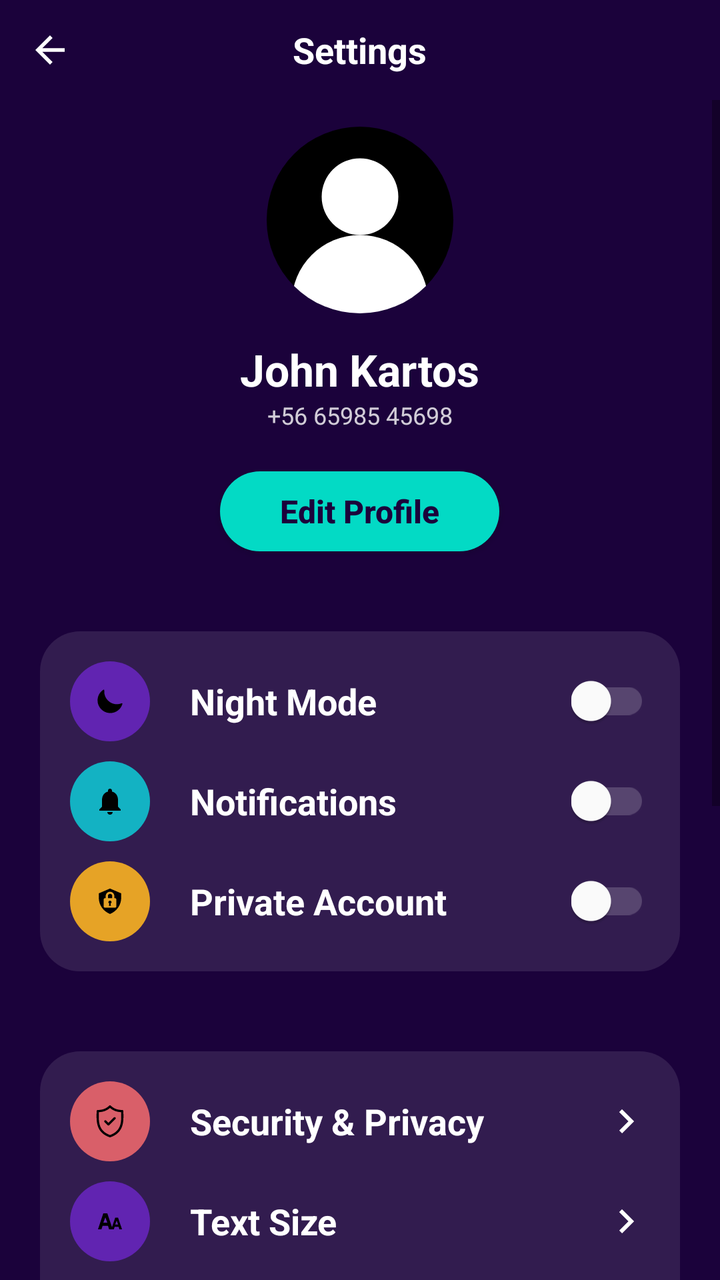
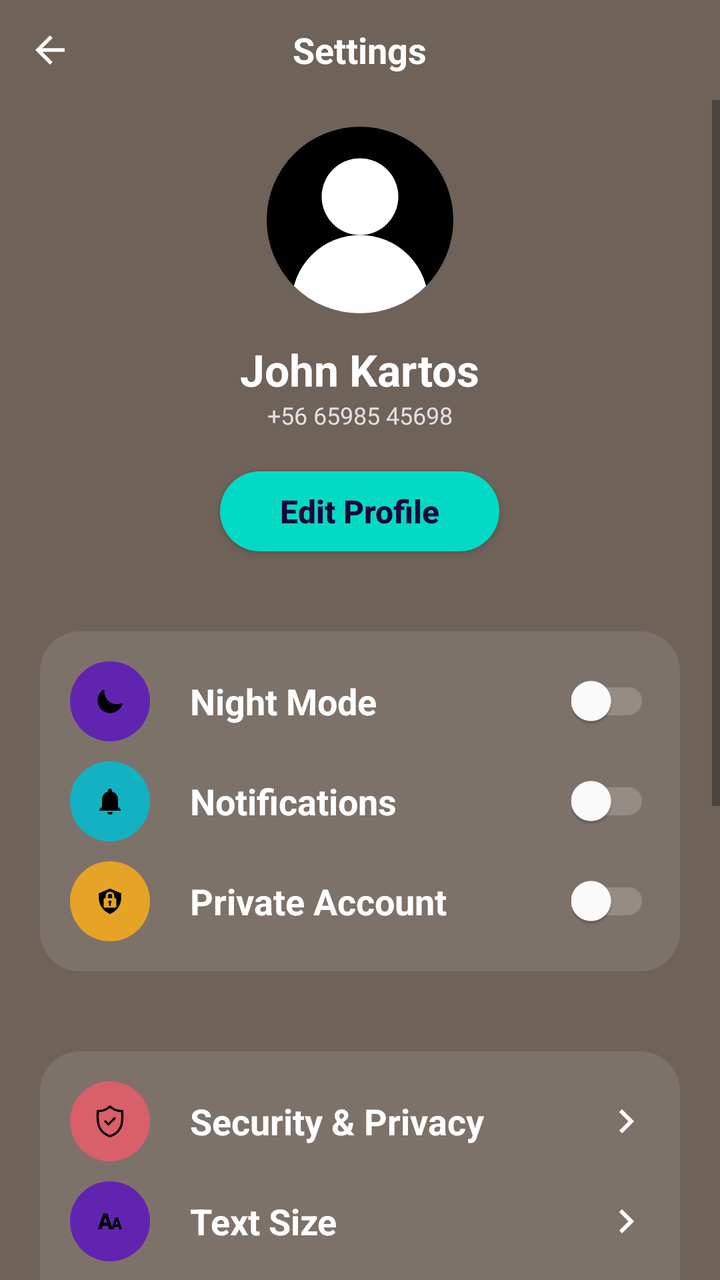

The first picture is an Android layout as it rendered before a commit; the second is the same layout after the commit. The layout source and the unified diff follow.
<!-- AndroidManifest.xml: application theme Theme.AndroidExample -->
<!-- res/layout/activity_settings.xml -->
<?xml version="1.0" encoding="utf-8"?>
<LinearLayout
    xmlns:android="http://schemas.android.com/apk/res/android"
    xmlns:app="http://schemas.android.com/apk/res-auto"
    xmlns:tools="http://schemas.android.com/tools"
    android:layout_width="match_parent"
    android:layout_height="match_parent"
    android:background="@color/primary"
    android:orientation="vertical"
    tools:context=".SettingsActivity">
    
    <RelativeLayout
        android:layout_width="match_parent"
        android:layout_height="wrap_content">
        
        <ImageView
            android:layout_width="50dp"
            android:layout_height="50dp"
            android:src="@drawable/back_btn"
            android:padding="14dp"/>
        
        <TextView
            android:layout_width="wrap_content"
            android:layout_height="wrap_content"
            android:text="Settings"
            android:layout_centerInParent="true"
            android:textColor="#FFFFFF"
            android:textStyle="bold"
            android:textSize="18sp"/>
    </RelativeLayout>

    <ScrollView
        android:layout_width="match_parent"
        android:layout_height="wrap_content">
        
        <LinearLayout
            android:layout_width="match_parent"
            android:layout_height="wrap_content"
            android:orientation="vertical">

            <ImageView
                android:layout_width="100dp"
                android:layout_height="100dp"
                android:layout_gravity="center"
                android:layout_marginTop="10dp"
                android:src="@drawable/profile_icon" />

            <TextView
                android:layout_width="wrap_content"
                android:layout_height="wrap_content"
                android:layout_gravity="center"
                android:layout_marginTop="10dp"
                android:text="John Kartos"
                android:textColor="#FFFFFF"
                android:textSize="22sp"
                android:textStyle="bold"/>

            <TextView
                android:layout_width="wrap_content"
                android:layout_height="wrap_content"
                android:text="+56 65985 45698"
                android:textColor="#CCFFFFFF"
                android:textSize="12sp"
                android:layout_gravity="center"/>

            <androidx.appcompat.widget.AppCompatButton
                android:layout_width="wrap_content"
                android:layout_height="40dp"
                android:layout_marginTop="20dp"
                android:paddingStart="30dp"
                android:layout_gravity="center"
                android:background="@drawable/round_back_secondary_100"
                android:text="Edit Profile"
                android:textAllCaps="false"
                android:textColor="@color/primary"
                android:paddingEnd="30dp"
                android:textSize="16dp"
                android:textStyle="bold"
                android:textAlignment="center"
                />

            <LinearLayout
                android:background="@drawable/round_back_white10_20"
                android:layout_width="match_parent"
                android:layout_height="wrap_content"
                android:layout_marginStart="20dp"
                android:layout_marginEnd="20dp"
                android:layout_marginTop="40dp"
                android:orientation="vertical"
                android:padding="15dp">

                
                <RelativeLayout
                    android:layout_width="match_parent"
                    android:layout_height="wrap_content">

                    <ImageView
                        android:layout_width="40dp"
                        android:id="@+id/nightModeIcon"
                        android:layout_height="40dp"
                        android:src="@drawable/night_mode_icon"
                        android:background="@drawable/round_back_night_mode"
                        android:padding="12dp" />

                    <TextView
                        android:id="@+id/textView"
                        android:layout_width="wrap_content"
                        android:layout_height="wrap_content"
                        android:layout_centerVertical="true"
                        android:layout_marginStart="20dp"
                        android:layout_toEndOf="@+id/nightModeIcon"
                        android:text="Night Mode"
                        android:textColor="#FFFFFF"
                        android:textSize="18sp"
                        android:textStyle="bold" />

                    <androidx.appcompat.widget.SwitchCompat
                        android:layout_width="wrap_content"
                        android:layout_height="wrap_content"
                        android:layout_alignParentEnd="true"
                        android:layout_centerVertical="true"
                        android:switchMinWidth="50dp"
                        android:theme="@style/nightModeSwitch" />


                </RelativeLayout>

                
                <RelativeLayout
                    android:layout_marginTop="10dp"
                    android:layout_width="match_parent"
                    android:layout_height="wrap_content">

                    <ImageView
                        android:layout_width="40dp"
                        android:id="@+id/notificationIcon"
                        android:layout_height="40dp"
                        android:src="@drawable/notification_icon"
                        android:background="@drawable/round_back_notifications"
                        android:padding="12dp" />

                    <TextView
                        android:layout_width="wrap_content"
                        android:layout_height="wrap_content"
                        android:layout_centerVertical="true"
                        android:layout_marginStart="20dp"
                        android:layout_toEndOf="@+id/notificationIcon"
                        android:text="Notifications"
                        android:textColor="#FFFFFF"
                        android:textSize="18sp"
                        android:textStyle="bold" />

                    <androidx.appcompat.widget.SwitchCompat
                        android:layout_width="wrap_content"
                        android:layout_height="wrap_content"
                        android:layout_alignParentEnd="true"
                        android:layout_centerVertical="true"
                        android:switchMinWidth="50dp"
                        android:theme="@style/notificationsSwitch"/>


                </RelativeLayout>

                
                <RelativeLayout
                    android:layout_marginTop="10dp"
                    android:layout_width="match_parent"
                    android:layout_height="wrap_content">

                    <ImageView
                        android:layout_width="40dp"
                        android:id="@+id/privateAccountIcon"
                        android:layout_height="40dp"
                        android:src="@drawable/privacy_icon"
                        android:background="@drawable/round_back_private_account"
                        android:padding="12dp" />

                    <TextView
                        android:layout_width="wrap_content"
                        android:layout_height="wrap_content"
                        android:layout_centerVertical="true"
                        android:layout_marginStart="20dp"
                        android:layout_toEndOf="@+id/privateAccountIcon"
                        android:text="Private Account"
                        android:textColor="#FFFFFF"
                        android:textSize="18sp"
                        android:textStyle="bold" />

                    <androidx.appcompat.widget.SwitchCompat
                        android:layout_width="wrap_content"
                        android:layout_height="wrap_content"
                        android:layout_alignParentEnd="true"
                        android:layout_centerVertical="true"
                        android:switchMinWidth="50dp"
                        android:theme="@style/privateAccountSwitch"/>
                </RelativeLayout>
            </LinearLayout>

            <LinearLayout
                android:background="@drawable/round_back_white10_20"
                android:layout_width="match_parent"
                android:layout_height="wrap_content"
                android:layout_marginStart="20dp"
                android:layout_marginEnd="20dp"
                android:layout_marginTop="40dp"
                android:orientation="vertical"
                android:padding="15dp">

                
                <RelativeLayout
                    android:layout_width="match_parent"
                    android:layout_height="wrap_content">

                    <ImageView
                        android:layout_width="40dp"
                        android:id="@+id/securityIcon"
                        android:layout_height="40dp"
                        android:src="@drawable/security_icon"
                        android:background="@drawable/round_back_security"
                        android:padding="12dp" />

                    <TextView
                        android:layout_width="wrap_content"
                        android:layout_height="wrap_content"
                        android:layout_centerVertical="true"
                        android:layout_marginStart="20dp"
                        android:layout_toEndOf="@+id/securityIcon"
                        android:text="Security &amp; Privacy"
                        android:textColor="#FFFFFF"
                        android:textSize="18sp"
                        android:textStyle="bold" />

                    <ImageView
                        android:layout_width="wrap_content"
                        android:layout_height="wrap_content"
                        android:src="@drawable/right_arrow_icon"
                        android:layout_alignParentEnd="true"
                        android:layout_centerVertical="true"/>


                </RelativeLayout>

                
                <RelativeLayout
                    android:layout_marginTop="10dp"
                    android:layout_width="match_parent"
                    android:layout_height="wrap_content">

                    <ImageView
                        android:layout_width="40dp"
                        android:id="@+id/textSizeIcon"
                        android:layout_height="40dp"
                        android:src="@drawable/text_size_icon"
                        android:background="@drawable/round_back_night_mode"
                        android:padding="12dp" />

                    <TextView
                        android:layout_width="wrap_content"
                        android:layout_height="wrap_content"
                        android:layout_centerVertical="true"
                        android:layout_marginStart="20dp"
                        android:layout_toEndOf="@+id/textSizeIcon"
                        android:text="Text Size"
                        android:textColor="#FFFFFF"
                        android:textSize="18sp"
                        android:textStyle="bold" />

                    <ImageView
                        android:layout_width="wrap_content"
                        android:layout_height="wrap_content"
                        android:src="@drawable/right_arrow_icon"
                        android:layout_alignParentEnd="true"
                        android:layout_centerVertical="true"/>



                </RelativeLayout>

                
                <RelativeLayout
                    android:layout_marginTop="10dp"
                    android:layout_width="match_parent"
                    android:layout_height="wrap_content">

                    <ImageView
                        android:layout_width="40dp"
                        android:id="@+id/languageIcon"
                        android:layout_height="40dp"
                        android:src="@drawable/language_icon"
                        android:background="@drawable/round_back_notifications"
                        android:padding="12dp" />

                    <TextView
                        android:layout_width="wrap_content"
                        android:layout_height="wrap_content"
                        android:layout_centerVertical="true"
                        android:layout_marginStart="20dp"
                        android:layout_toEndOf="@+id/languageIcon"
                        android:text="Languages"
                        android:textColor="#FFFFFF"
                        android:textSize="18sp"
                        android:textStyle="bold" />

                    <ImageView
                        android:layout_width="wrap_content"
                        android:layout_height="wrap_content"
                        android:src="@drawable/right_arrow_icon"
                        android:layout_alignParentEnd="true"
                        android:layout_centerVertical="true"/>
                </RelativeLayout>
            </LinearLayout>

            <LinearLayout
                android:background="@drawable/round_back_white10_20"
                android:layout_width="match_parent"
                android:layout_height="wrap_content"
                android:layout_marginStart="20dp"
                android:layout_marginEnd="20dp"
                android:layout_marginTop="40dp"
                android:orientation="vertical"
                android:padding="15dp">

                
                <RelativeLayout
                    android:layout_width="match_parent"
                    android:layout_height="wrap_content">

                    <ImageView
                        android:layout_width="40dp"
                        android:id="@+id/messageIcon"
                        android:layout_height="40dp"
                        android:src="@drawable/message_icon"
                        android:background="@drawable/round_back_private_account"
                        android:padding="12dp" />

                    <TextView
                        android:layout_width="wrap_content"
                        android:layout_height="wrap_content"
                        android:layout_centerVertical="true"
                        android:layout_marginStart="20dp"
                        android:layout_toEndOf="@+id/messageIcon"
                        android:text="Send us a message"
                        android:textColor="#FFFFFF"
                        android:textSize="18sp"
                        android:textStyle="bold" />

                    <ImageView
                        android:layout_width="wrap_content"
                        android:layout_height="wrap_content"
                        android:src="@drawable/right_arrow_icon"
                        android:layout_alignParentEnd="true"
                        android:layout_centerVertical="true"/>


                </RelativeLayout>

                
                <RelativeLayout
                    android:layout_marginTop="10dp"
                    android:layout_width="match_parent"
                    android:layout_height="wrap_content">

                    <ImageView
                        android:layout_width="40dp"
                        android:id="@+id/aboutUsIcon"
                        android:layout_height="40dp"
                        android:src="@drawable/about_us_icon"
                        android:background="@drawable/round_back_security"
                        android:padding="12dp" />

                    <TextView
                        android:layout_width="wrap_content"
                        android:layout_height="wrap_content"
                        android:layout_centerVertical="true"
                        android:layout_marginStart="20dp"
                        android:layout_toEndOf="@+id/aboutUsIcon"
                        android:text="About Us"
                        android:textColor="#FFFFFF"
                        android:textSize="18sp"
                        android:textStyle="bold" />

                    <ImageView
                        android:layout_width="wrap_content"
                        android:layout_height="wrap_content"
                        android:src="@drawable/right_arrow_icon"
                        android:layout_alignParentEnd="true"
                        android:layout_centerVertical="true"/>



                </RelativeLayout>

                
                <RelativeLayout
                    android:layout_marginTop="10dp"
                    android:layout_width="match_parent"
                    android:layout_height="wrap_content">

                    <ImageView
                        android:layout_width="40dp"
                        android:id="@+id/faqIcon"
                        android:layout_height="40dp"
                        android:src="@drawable/faq_icon"
                        android:background="@drawable/round_back_night_mode"
                        android:padding="12dp" />

                    <TextView
                        android:layout_width="wrap_content"
                        android:layout_height="wrap_content"
                        android:layout_centerVertical="true"
                        android:layout_marginStart="20dp"
                        android:layout_toEndOf="@+id/faqIcon"
                        android:text="FAQs"
                        android:textColor="#FFFFFF"
                        android:textSize="18sp"
                        android:textStyle="bold" />

                    <ImageView
                        android:layout_width="wrap_content"
                        android:layout_height="wrap_content"
                        android:src="@drawable/right_arrow_icon"
                        android:layout_alignParentEnd="true"
                        android:layout_centerVertical="true"/>
                </RelativeLayout>


            </LinearLayout>
        <LinearLayout
            android:layout_marginBottom="20dp"
            android:background="@drawable/round_back_white10_20"
            android:layout_width="match_parent"
            android:layout_height="wrap_content"
            android:layout_marginStart="20dp"
            android:layout_marginEnd="20dp"
            android:layout_marginTop="40dp"
            android:orientation="vertical"
            android:padding="15dp">

            
            <RelativeLayout
                android:layout_width="match_parent"
                android:layout_height="wrap_content">

                <ImageView
                    android:layout_width="40dp"
                    android:id="@+id/logOutIcon"
                    android:layout_height="40dp"
                    android:src="@drawable/logout_icon"
                    android:background="@drawable/round_back_security"
                    android:padding="12dp" />

                <TextView
                    android:layout_width="wrap_content"
                    android:layout_height="wrap_content"
                    android:layout_centerVertical="true"
                    android:layout_marginStart="20dp"
                    android:layout_toEndOf="@+id/logOutIcon"
                    android:text="Log Out"
                    android:textColor="#FFFFFF"
                    android:textSize="18sp"
                    android:textStyle="bold" />

                <ImageView
                    android:layout_width="wrap_content"
                    android:layout_height="wrap_content"
                    android:src="@drawable/right_arrow_icon"
                    android:layout_alignParentEnd="true"
                    android:layout_centerVertical="true"/>
            </RelativeLayout>

        </LinearLayout>
        </LinearLayout>
    </ScrollView>
</LinearLayout>
<!-- resources referenced by this layout -->
<resources>
  <color name="primary">#1B023B</color>
  <!-- drawable back_btn (drawable) -->
  <vector
      android:width="24dp"
      android:height="24dp"
      android:viewportHeight="24"
      android:viewportWidth="24"
      xmlns:android="http://schemas.android.com/apk/res/android">
      <path
          android:fillColor="@android:color/white"
          android:pathData="M20,11H7.83l5.59,-5.59L12,4l-8,8 8,8 1.41,-1.41L7.83,13H20v-2z"/>
  </vector>
  <!-- drawable right_arrow_icon (drawable) -->
  <vector
      android:height="24dp"
      android:viewportHeight="24"
      android:viewportWidth="24"
      android:width="24dp"
      xmlns:android="http://schemas.android.com/apk/res/android">
  
      <path
          android:fillColor="@android:color/white"
          android:pathData="M8.59,16.59L13.17,12 8.59,7.41 10,6l6,6 -6,6 -1.41,-1.41z"/>
  </vector>
  <!-- drawable round_back_night_mode (drawable) -->
  <?xml version="1.0" encoding="utf-8"?>
  <shape xmlns:android="http://schemas.android.com/apk/res/android"
      android:shape="rectangle">
  
      <solid android:color="@color/night_mode"/>
      <corners android:radius="100dp"/>
  </shape>
  <!-- drawable round_back_notifications (drawable) -->
  <?xml version="1.0" encoding="utf-8"?>
  <shape xmlns:android="http://schemas.android.com/apk/res/android"
      android:shape="rectangle">
  
      <solid android:color="@color/notifications"/>
      <corners android:radius="100dp"/>
  </shape>
  <!-- drawable round_back_private_account (drawable) -->
  <?xml version="1.0" encoding="utf-8"?>
  <shape xmlns:android="http://schemas.android.com/apk/res/android"
      android:shape="rectangle">
  
      <solid android:color="@color/private_account"/>
  
      <corners android:radius="100dp"/>
  </shape>
  <!-- drawable round_back_secondary_100 (drawable) -->
  <?xml version="1.0" encoding="utf-8"?>
  <shape
      xmlns:android="http://schemas.android.com/apk/res/android"
      android:shape="rectangle">
  
      <solid android:color="@color/secondary"/>
      <corners android:radius="100dp"/>
  </shape>
  <!-- drawable round_back_security (drawable) -->
  <?xml version="1.0" encoding="utf-8"?>
  <shape xmlns:android="http://schemas.android.com/apk/res/android"
      android:shape="rectangle">
  
      <solid android:color="@color/security"/>
      <corners android:radius="100dp"/>
  </shape>
  <!-- drawable round_back_white10_20 (drawable) -->
  <?xml version="1.0" encoding="utf-8"?>
  <shape xmlns:android="http://schemas.android.com/apk/res/android"
      android:shape="rectangle">
  
      <solid android:color="#1AFFFFFF"/>
      <corners android:radius="20dp"/>
  
  </shape>
  <style name="nightModeSwitch" parent="Theme.AppCompat.Light">
          <item name="colorControlActivated">@color/night_mode</item>
          <item name="colorSwitchThumbNormal">#FFFFFF</item>
          <item name="android:colorForeground">#99FFFFFF</item>
      </style>
  <style name="notificationsSwitch" parent="Theme.AppCompat.Light">
          <item name="colorControlActivated">@color/notifications</item>
          <item name="colorSwitchThumbNormal">#FFFFFF</item>
          <item name="android:colorForeground">#99FFFFFF</item>
      </style>
  <style name="privateAccountSwitch" parent="Theme.AppCompat.Light">
          <item name="colorControlActivated">@color/private_account</item>
          <item name="colorSwitchThumbNormal">#FFFFFF</item>
          <item name="android:colorForeground">#99FFFFFF</item>
      </style>
  <color name="night_mode">#6124B1</color>
  <color name="notifications">#13B2C3</color>
  <color name="private_account">#E6A326</color>
  <color name="secondary">#FF03DAC5</color>
  <color name="security">#D95F69</color>
  <color name="purple_500">#FF6200EE</color>
  <color name="purple_700">#FF3700B3</color>
  <color name="white">#FFFFFFFF</color>
  <color name="teal_200">#FF03DAC5</color>
  <color name="teal_700">#FF018786</color>
  <color name="black">#FF000000</color>
  <!-- unchanged entries left out for length: 12 -->
</resources>

<!-- the commit's change to res/layout/activity_settings.xml (unified diff, before → after) -->
@@ -5,7 +5,7 @@
     xmlns:tools="http://schemas.android.com/tools"
     android:layout_width="match_parent"
     android:layout_height="match_parent"
-    android:background="@color/primary"
+    android:background="@color/warmGrey"
     android:orientation="vertical"
     tools:context=".SettingsActivity">
     
<!-- resource entries referenced after the edit -->
@@ -1,6 +1,7 @@
 <!-- resources referenced by this layout -->
 <resources>
   <color name="primary">#1B023B</color>
+  <color name="warmGrey">#6E6259</color>
   <!-- drawable back_btn (drawable) -->
   <vector
       android:width="24dp"
